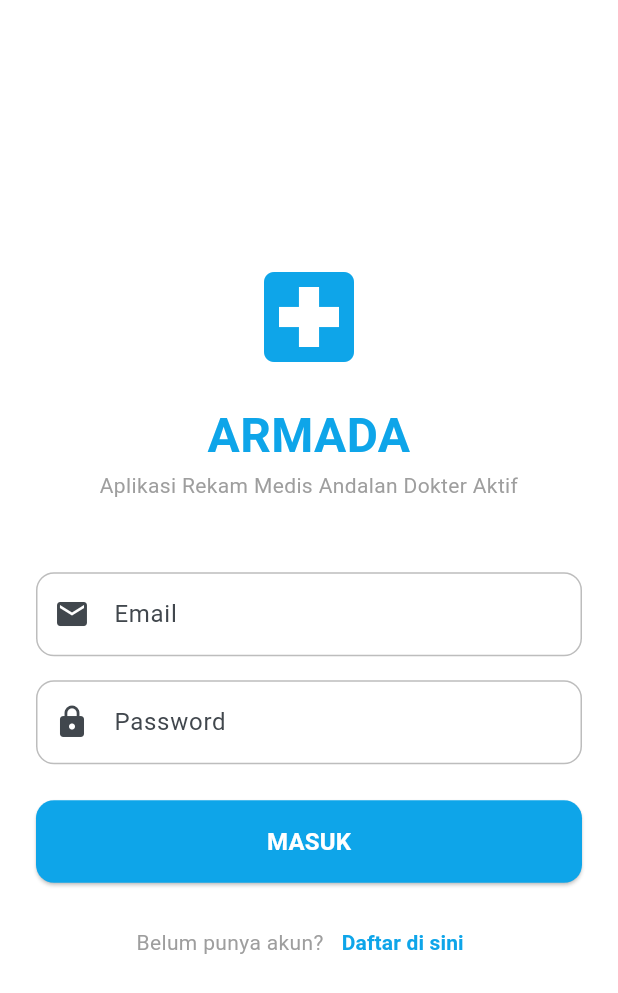
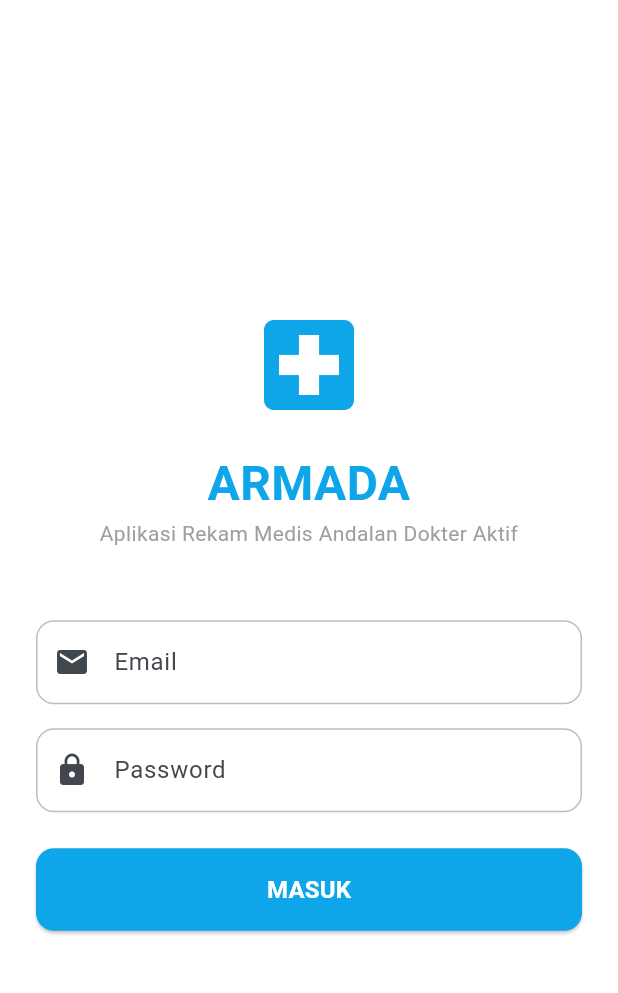
Before and after one commit to muhamadayeshaaulia/armada, a Flutter app: the LoginPage screen opened directly, on a phone screen of 412 x 824 dp. Shown: the top 993 px of the screen. Run offline on Flutter 3.47's test engine with Material 3 defaults, Android fonts, the phone set to English and light mode, and no system bars; our stand-ins replace dartz, equatable, firebase_auth, firebase_core, flutter_bloc, flutter_dotenv and 7 more; accounts and stored records are empty.

Commit message:
feat : menghapus row untuk mendaftar akun
karena aplikasi ini bukan di peruntukan untuk publik

```diff
--- a/lib/features/auth/presentation/pages/login_page.dart
+++ b/lib/features/auth/presentation/pages/login_page.dart
@@ -282,33 +282,6 @@ class _LoginPageState extends State<LoginPage> {
                               ),
                       ),
                       // Membuat text dan  navigator push ke halaman register
-                      const SizedBox(height: 16),
-                      Row(
-                        mainAxisAlignment: MainAxisAlignment.center,
-                        children: [
-                          const Text(
-                            'Belum punya akun?',
-                            style: TextStyle(color: Colors.grey),
-                          ),
-                          TextButton(
-                            onPressed: () {
-                              Navigator.push(
-                                context,
-                                MaterialPageRoute(
-                                  builder: (context) => const RegisterPage(),
-                                ),
-                              );
-                            },
-                            child: const Text(
-                              'Daftar di sini',
-                              style: TextStyle(
-                                fontWeight: FontWeight.bold,
-                                color: AppColors.primary,
-                              ),
-                            ),
-                          ),
-                        ],
-                      ),
                     ],
                   ),
                 );
```
